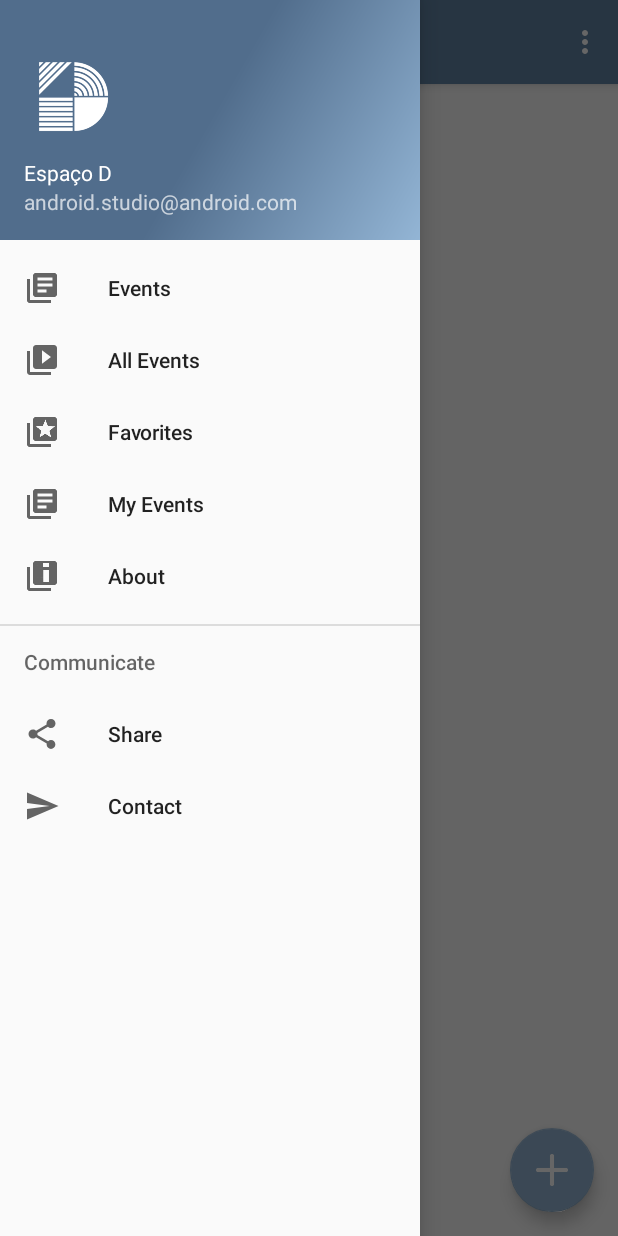
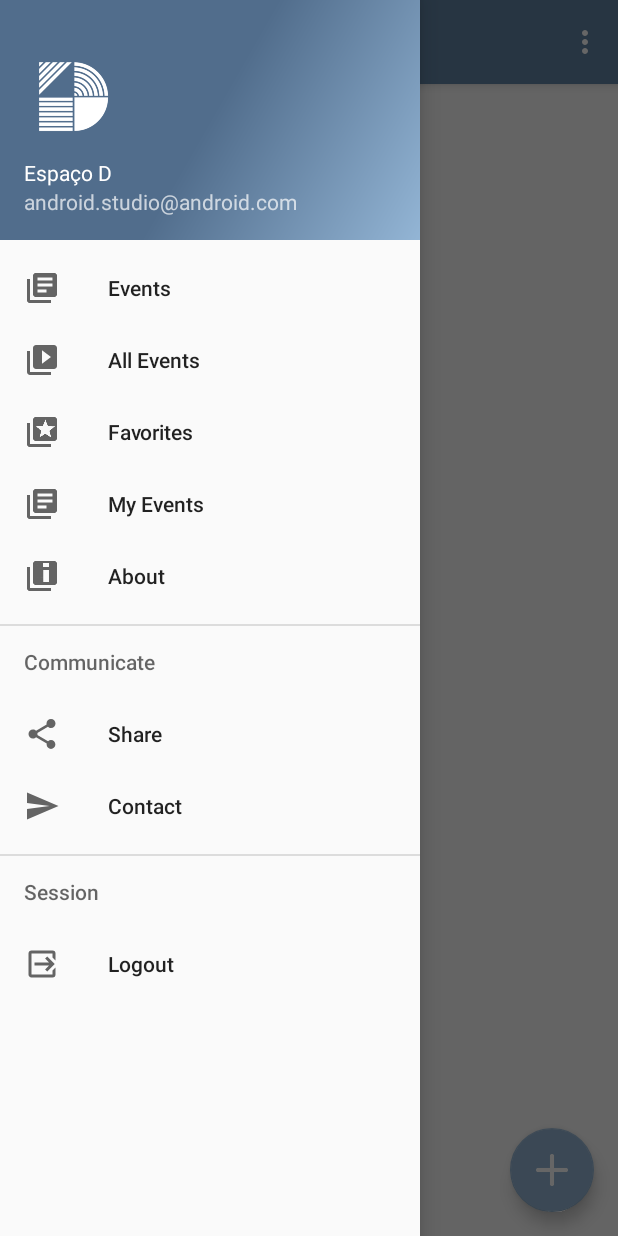
Before and after one commit to daniellalima/les20171, an Android app: the MainActivity screen opened directly, with no data from a screen before it, with the side drawer open, on a phone screen of 412 x 824 dp. Run offline under Robolectric (Android 15) with nearby library versions, the phone set to English and light mode, and no system bars.

Commit message:
Adding logout logo

```diff
--- a/android_client/app/src/main/java/com/example/android/espacod/view/MainActivity.java
+++ b/android_client/app/src/main/java/com/example/android/espacod/view/MainActivity.java
@@ -132,6 +132,8 @@ public class MainActivity extends AppCompatActivity
 
         } else if (id == R.id.nav_contact) {
 
+        } else if (id == R.id.nav_logout) {
+
         }
 
         DrawerLayout drawer = (DrawerLayout) findViewById(R.id.drawer_layout);
--- /dev/null
+++ b/android_client/app/src/main/res/drawable/ic_logout.xml
@@ -0,0 +1,7 @@
+<vector xmlns:android="http://schemas.android.com/apk/res/android"
+    android:height="24dp"
+    android:width="24dp"
+    android:viewportWidth="24"
+    android:viewportHeight="24">
+    <path android:fillColor="#FF000000" android:pathData="M14.08,15.59L16.67,13H7V11H16.67L14.08,8.41L15.5,7L20.5,12L15.5,17L14.08,15.59M19,3A2,2 0 0,1 21,5V9.67L19,7.67V5H5V19H19V16.33L21,14.33V19A2,2 0 0,1 19,21H5C3.89,21 3,20.1 3,19V5C3,3.89 3.89,3 5,3H19Z" />
+</vector>
--- a/android_client/app/src/main/res/layout/activity_welcome.xml
+++ b/android_client/app/src/main/res/layout/activity_welcome.xml
@@ -5,7 +5,7 @@
     android:layout_height="match_parent"
     android:orientation="vertical"
     android:padding="15dp"
-    tools:context="com.example.android.espacod.view.SplashActivity$WelcomeActivity">
+    tools:context="com.example.android.espacod.view.WelcomeActivity">
 
     <TextView
         android:id="@+id/welcomeTitle"
--- a/android_client/app/src/main/res/menu/activity_main_drawer.xml
+++ b/android_client/app/src/main/res/menu/activity_main_drawer.xml
@@ -36,5 +36,13 @@
                 android:title="@string/contact" />
         </menu>
     </item>
+    <item android:title="Session">
+        <menu>
+            <item
+                android:id="@+id/nav_logout"
+                android:icon="@drawable/ic_logout"
+                android:title="@string/logout" />
+        </menu>
+    </item>
 
 </menu>
--- a/android_client/app/src/main/res/values/strings.xml
+++ b/android_client/app/src/main/res/values/strings.xml
@@ -25,4 +25,5 @@
     <string name="user_password_confirmation">Password Confirmation</string>
     <string name="register_disclaimer">Your email address will always remain private. By clicking Register you are indicating that you have read and agreed to the Terms of Service</string>
     <string name="title_activity_register">activty register</string>
+    <string name="logout">Logout</string>
 </resources>
```
